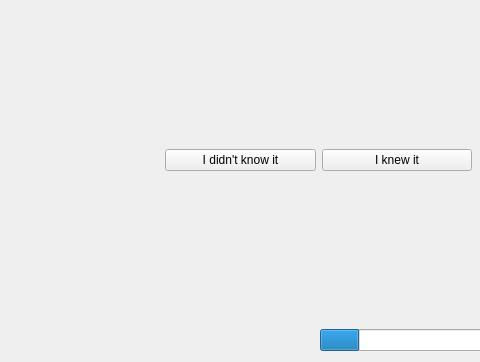
Old version of the form src/practice/practice_mainwindow.ui in the repository KDE/parley; both pictures show x 119 to 599 and y 242 to 604 of the 871 by 604 pixel window.
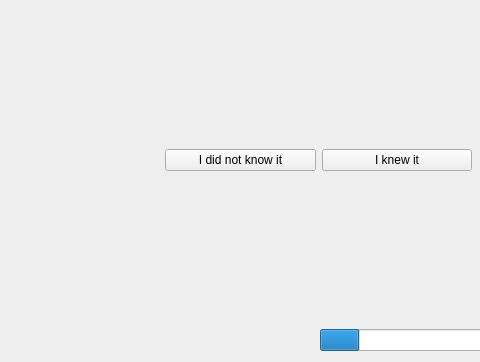
New version of the form. Custom widgets are drawn as their Qt base class.

Commit message: Proof-reading: - fixed plural form usage - didn't -> did not (house style) - less than two -> fewer than two (grammar)

Diff of the .ui file:
```diff
--- a/src/practice/practice_mainwindow.ui
+++ b/src/practice/practice_mainwindow.ui
@@ -177,7 +177,7 @@
          <item>
           <widget class="QPushButton" name="countAsWrongButton">
            <property name="text">
-            <string>I didn't know it</string>
+            <string>I did not know it</string>
            </property>
           </widget>
          </item>
```
The commit also changes 2 other files.
